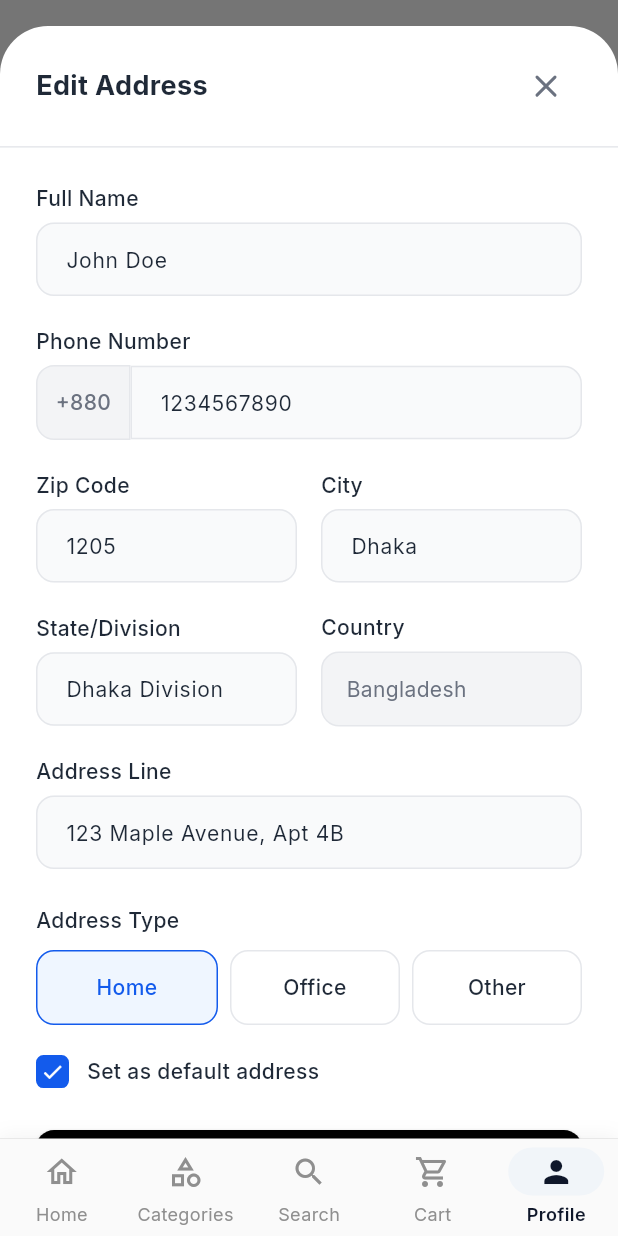
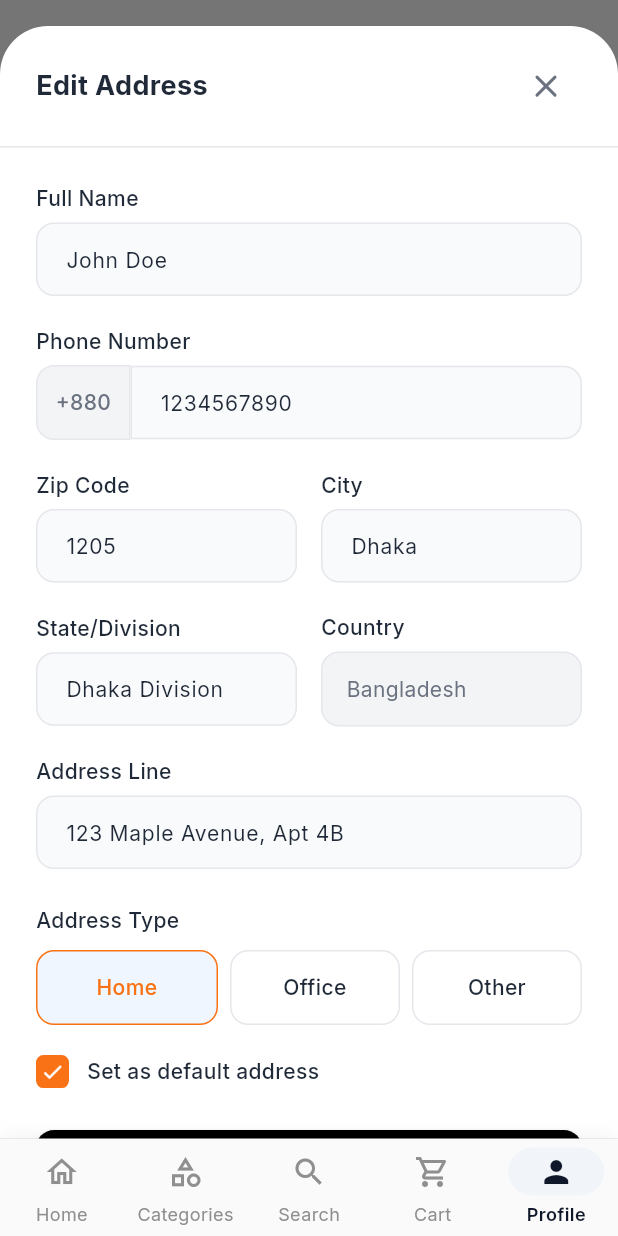
Before and after one commit to rahmatullahboss/dc-store, a Flutter app: the AddressesScreen screen opened by its route, after a tap on "Edit", on a phone screen of 412 x 824 dp. Run offline on Flutter 3.47's test engine with Material 3 defaults, Android fonts, the light colour scheme and no system bars; drawn by our look-alikes of flutter_animate, toastification; our stand-ins replace cached_network_image, connectivity_plus, dio, equatable, flutter_bloc, flutter_local_notifications and 11 more; missing offline and left inert: dart_either; accounts and stored records are empty; network calls fail; project files that could hold a hidden picture were left out.

Commit message:
fix: replace hardcoded blue color in addresses_screen with WhiteLabelConfig.accentColor

```diff
--- a/mobile_app/lib/presentation/profile/addresses_screen.dart
+++ b/mobile_app/lib/presentation/profile/addresses_screen.dart
@@ -4,9 +4,7 @@ import 'package:go_router/go_router.dart';
 import 'package:flutter_animate/flutter_animate.dart';
 import 'package:lucide_icons/lucide_icons.dart';
 import 'package:toastification/toastification.dart';
-
-/// Primary color for the app
-const _primaryColor = Color(0xFF135BEC);
+import '../../core/config/white_label_config.dart';
 
 /// Address Type Enum
 enum AddressType { home, office, other }
@@ -230,7 +228,7 @@ class _AddressesScreenState extends ConsumerState<AddressesScreen> {
               child: const Text(
                 'Add',
                 style: TextStyle(
-                  color: _primaryColor,
+                  color: WhiteLabelConfig.accentColor,
                   fontWeight: FontWeight.w600,
                   fontSize: 16,
                 ),
@@ -412,7 +410,7 @@ class _AddressesScreenState extends ConsumerState<AddressesScreen> {
                           style: TextStyle(
                             fontSize: 10,
                             fontWeight: FontWeight.bold,
-                            color: _primaryColor,
+                            color: WhiteLabelConfig.accentColor,
                             letterSpacing: 0.5,
                           ),
                         ),
@@ -512,7 +510,7 @@ class _AddressesScreenState extends ConsumerState<AddressesScreen> {
                             Icon(
                               LucideIcons.edit3,
                               size: 14,
-                              color: _primaryColor,
+                              color: WhiteLabelConfig.accentColor,
                             ),
                             const SizedBox(width: 4),
                             const Text(
@@ -520,7 +518,7 @@ class _AddressesScreenState extends ConsumerState<AddressesScreen> {
                               style: TextStyle(
                                 fontSize: 13,
                                 fontWeight: FontWeight.w500,
-                                color: _primaryColor,
+                                color: WhiteLabelConfig.accentColor,
                               ),
                             ),
                           ],
@@ -603,7 +601,7 @@ class _AddressesScreenState extends ConsumerState<AddressesScreen> {
   Color _getTypeColor(AddressType type) {
     switch (type) {
       case AddressType.home:
-        return _primaryColor;
+        return WhiteLabelConfig.accentColor;
       case AddressType.office:
         return Colors.orange;
       case AddressType.other:
@@ -830,7 +828,7 @@ class _AddEditAddressSheetState extends State<_AddEditAddressSheet> {
                                 right: Radius.circular(12),
                               ),
                               borderSide: const BorderSide(
-                                color: _primaryColor,
+                                color: WhiteLabelConfig.accentColor,
                               ),
                             ),
                             contentPadding: const EdgeInsets.symmetric(
@@ -950,7 +948,7 @@ class _AddEditAddressSheetState extends State<_AddEditAddressSheet> {
                                   ? const Color(0xFFEFF6FF)
                                   : Colors.transparent,
                               border: Border.all(
-                                color: isSelected ? _primaryColor : borderColor,
+                                color: isSelected ? WhiteLabelConfig.accentColor : borderColor,
                               ),
                               borderRadius: BorderRadius.circular(12),
                             ),
@@ -964,7 +962,7 @@ class _AddEditAddressSheetState extends State<_AddEditAddressSheet> {
                               style: TextStyle(
                                 fontSize: 14,
                                 fontWeight: FontWeight.w500,
-                                color: isSelected ? _primaryColor : textColor,
+                                color: isSelected ? WhiteLabelConfig.accentColor : textColor,
                               ),
                             ),
                           ),
@@ -983,11 +981,11 @@ class _AddEditAddressSheetState extends State<_AddEditAddressSheet> {
                           height: 22,
                           decoration: BoxDecoration(
                             color: _isDefault
-                                ? _primaryColor
+                                ? WhiteLabelConfig.accentColor
                                 : Colors.transparent,
                             borderRadius: BorderRadius.circular(5),
                             border: Border.all(
-                              color: _isDefault ? _primaryColor : borderColor,
+                              color: _isDefault ? WhiteLabelConfig.accentColor : borderColor,
                               width: 2,
                             ),
                           ),
@@ -1088,7 +1086,7 @@ class _AddEditAddressSheetState extends State<_AddEditAddressSheet> {
             ),
             focusedBorder: OutlineInputBorder(
               borderRadius: BorderRadius.circular(12),
-              borderSide: const BorderSide(color: _primaryColor),
+              borderSide: const BorderSide(color: WhiteLabelConfig.accentColor),
             ),
             contentPadding: const EdgeInsets.symmetric(
               horizontal: 16,
```
Also changed, not shown: mobile_app/lib/presentation/common/widgets/product/product_card.dart (+5 -13 lines).
